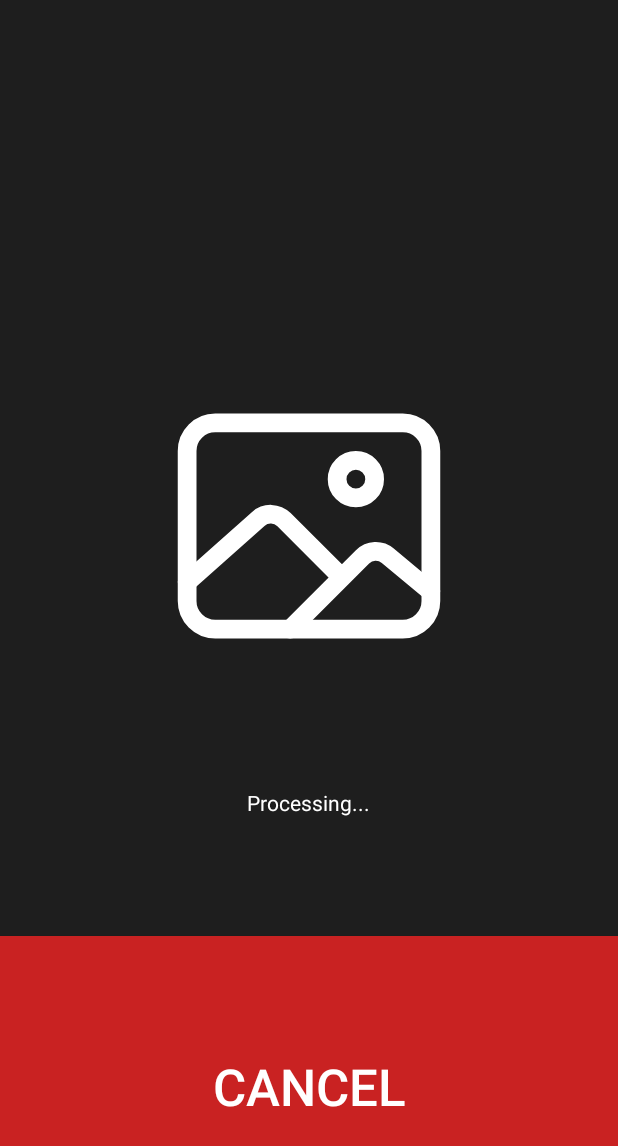
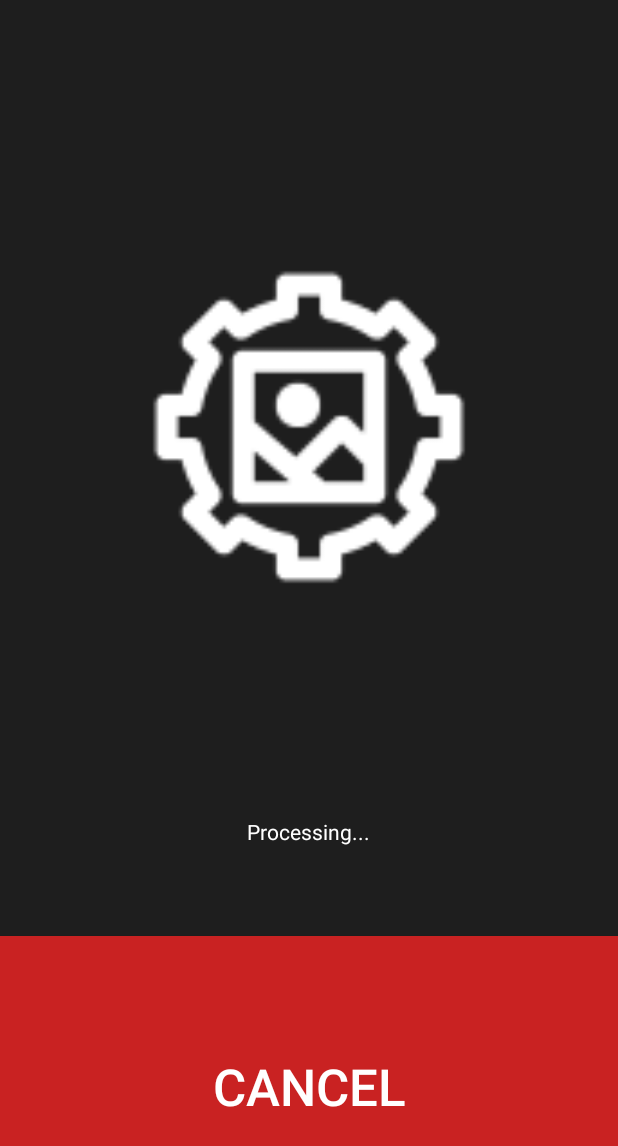
Before and after one commit to Zakerous76/PicToSpeech, an Android app: the UploadFromGalleryActivity screen opened directly, with no data from a screen before it, on a phone screen of 412 x 824 dp. Shown: the top 1146 px of the screen. Run offline under Robolectric (Android 15) with nearby library versions, the phone set to English and light mode, and no system bars; libraries missing offline, so code that uses them is left out: com.google.mlkit.vision.

Commit message:
replaced upload_a_photo_activity.xml and take_a_photo_activity.xml with waiting_activity.xml

```diff
--- a/app/src/main/java/com/example/pictospeech/UploadFromGalleryActivity.java
+++ b/app/src/main/java/com/example/pictospeech/UploadFromGalleryActivity.java
@@ -36,7 +36,7 @@ public class UploadFromGalleryActivity extends AppCompatActivity {
     @Override
     protected void onCreate(Bundle savedInstanceState) {
         super.onCreate(savedInstanceState);
-        setContentView(R.layout.upload_a_photo_activity);
+        setContentView(R.layout.waiting_activity);
 
         cancelBtn = findViewById(R.id.cancel_btn);
         // As soon as it enters, it should give user the ability to upload photos
--- a/app/src/main/res/layout/upload_a_photo_activity.xml
+++ /dev/null
@@ -1,76 +0,0 @@
-<?xml version="1.0" encoding="utf-8"?>
-<androidx.constraintlayout.widget.ConstraintLayout xmlns:android="http://schemas.android.com/apk/res/android"
-    xmlns:app="http://schemas.android.com/apk/res-auto"
-    xmlns:tools="http://schemas.android.com/tools"
-    android:layout_width="match_parent"
-    android:layout_height="match_parent"
-    android:background="@color/background"
-    tools:context=".MainActivity">
-
-    <LinearLayout
-        android:id="@+id/top_linear_layout"
-        android:layout_width="wrap_content"
-        android:layout_height="wrap_content"
-        android:gravity="center"
-        app:layout_constraintBottom_toBottomOf="parent"
-        app:layout_constraintEnd_toEndOf="parent"
-        app:layout_constraintStart_toStartOf="parent"
-        app:layout_constraintTop_toTopOf="parent"
-        app:layout_constraintVertical_bias="0.40">
-
-        <ImageView
-            android:id="@+id/imageView"
-            android:layout_width="wrap_content"
-            android:layout_height="wrap_content"
-            android:padding="5dp"
-            android:src="@drawable/image_icon_outline"
-            app:layout_constraintEnd_toEndOf="parent"
-            app:layout_constraintStart_toStartOf="parent"
-            app:layout_constraintTop_toTopOf="parent"
-
-            />
-
-    </LinearLayout>
-
-
-    <LinearLayout
-        android:id="@+id/bottom_linear_layout"
-        android:layout_width="match_parent"
-        android:layout_height="wrap_content"
-        android:gravity="center"
-        app:layout_constraintBottom_toBottomOf="parent"
-        app:layout_constraintTop_toTopOf="@id/top_linear_layout"
-        app:layout_constraintVertical_bias="0.5"
-        tools:layout_editor_absoluteX="0dp">
-
-        <TextView
-            android:id="@+id/waiting_text_view"
-            android:layout_width="wrap_content"
-            android:layout_height="wrap_content"
-            android:padding="5dp"
-            android:text="@string/processing"
-            android:textColor="@color/white"
-            app:layout_constraintBottom_toBottomOf="parent"
-            app:layout_constraintEnd_toEndOf="parent"
-            app:layout_constraintHorizontal_bias="1.0"
-            app:layout_constraintStart_toStartOf="parent"
-            app:layout_constraintTop_toBottomOf="@+id/upload_photo_btn"
-            app:layout_constraintVertical_bias="0.0" />
-
-
-    </LinearLayout>
-    <androidx.appcompat.widget.AppCompatButton
-        android:id="@+id/cancel_btn"
-        android:layout_width="match_parent"
-        android:layout_height="wrap_content"
-        android:background="@color/color_red"
-        app:layout_constraintBottom_toBottomOf="parent"
-        app:layout_constraintStart_toStartOf="parent"
-        app:layout_constraintEnd_toEndOf="parent"
-        android:height="200dp"
-        android:text="Cancel"
-        android:textColor="@color/white"
-        android:textSize="34sp"/>
-
-
-</androidx.constraintlayout.widget.ConstraintLayout>
--- a/app/src/main/res/layout/waiting_activity.xml
+++ b/app/src/main/res/layout/waiting_activity.xml
@@ -7,34 +7,73 @@
     android:background="@color/background"
     tools:context=".MainActivity">
 
-    <ImageView
-        android:id="@+id/processing_photo"
-        android:layout_width="300dp"
-        android:layout_height="300dp"
-        app:layout_constraintBottom_toTopOf="@+id/cancel_btn"
+    <LinearLayout
+        android:id="@+id/top_linear_layout"
+        android:layout_width="wrap_content"
+        android:layout_height="wrap_content"
+        android:gravity="center"
+        app:layout_constraintBottom_toBottomOf="parent"
         app:layout_constraintEnd_toEndOf="parent"
         app:layout_constraintStart_toStartOf="parent"
         app:layout_constraintTop_toTopOf="parent"
-        app:layout_constraintVertical_bias="0.466"
-        app:srcCompat="@mipmap/processing_img_darkmode_foreground"
-        android:contentDescription="@string/processing_photo_desc" />
+        app:layout_constraintVertical_bias="0.2"
+        >
+
+        <ImageView
+            android:id="@+id/imageView"
+            android:layout_width="400dp"
+            android:layout_height="400dp"
+            android:padding="5dp"
+            app:srcCompat="@mipmap/processing_img_darkmode_foreground"
+            app:layout_constraintEnd_toEndOf="parent"
+            app:layout_constraintStart_toStartOf="parent"
+            app:layout_constraintTop_toTopOf="parent"
+
+            />
+
+    </LinearLayout>
 
 
+    <LinearLayout
+        android:id="@+id/bottom_linear_layout"
+        android:layout_width="match_parent"
+        android:layout_height="wrap_content"
+        android:gravity="center"
+        app:layout_constraintBottom_toTopOf="@id/cancel_btn"
+        app:layout_constraintTop_toBottomOf="@id/top_linear_layout"
+        app:layout_constraintStart_toStartOf="parent"
+        app:layout_constraintEnd_toEndOf="parent"
+        app:layout_constraintVertical_bias="0.5"
+        >
+
+        <TextView
+            android:id="@+id/waiting_text_view"
+            android:layout_width="wrap_content"
+            android:layout_height="wrap_content"
+            android:padding="5dp"
+            android:text="@string/processing"
+            android:textColor="@color/white"
+            app:layout_constraintBottom_toBottomOf="parent"
+            app:layout_constraintEnd_toEndOf="parent"
+            app:layout_constraintHorizontal_bias="1.0"
+            app:layout_constraintStart_toStartOf="parent"
+            app:layout_constraintTop_toBottomOf="@+id/upload_photo_btn"
+            app:layout_constraintVertical_bias="0.0" />
+
+
+    </LinearLayout>
     <androidx.appcompat.widget.AppCompatButton
         android:id="@+id/cancel_btn"
         android:layout_width="match_parent"
-        android:layout_height="225dp"
+        android:layout_height="wrap_content"
         android:background="@color/color_red"
-        android:text="@string/cancel"
+        app:layout_constraintBottom_toBottomOf="parent"
+        app:layout_constraintStart_toStartOf="parent"
+        app:layout_constraintEnd_toEndOf="parent"
+        android:height="200dp"
+        android:text="Cancel"
         android:textColor="@color/white"
-        android:textSize="34sp"
-        app:layout_constraintBottom_toBottomOf="parent"
-        app:layout_constraintEnd_toEndOf="parent"
-        app:layout_constraintHorizontal_bias="1.0"
-        app:layout_constraintStart_toStartOf="parent"
-        tools:ignore="VisualLintBounds,VisualLintButtonSize" />
-
-
+        android:textSize="34sp"/>
 
 
 </androidx.constraintlayout.widget.ConstraintLayout>
```
Also changed, not shown: app/src/main/res/layout/take_a_photo_activity.xml (deleted, +0 -73 lines).
